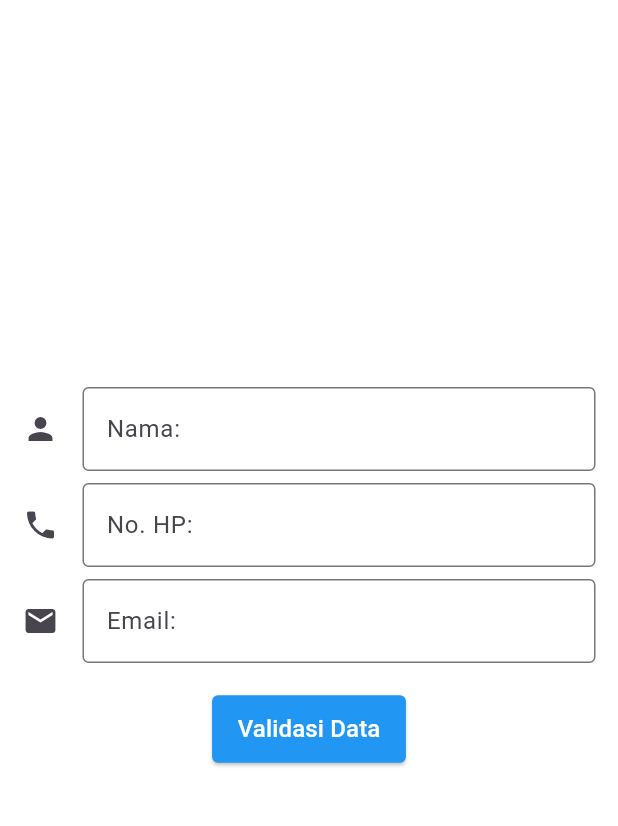
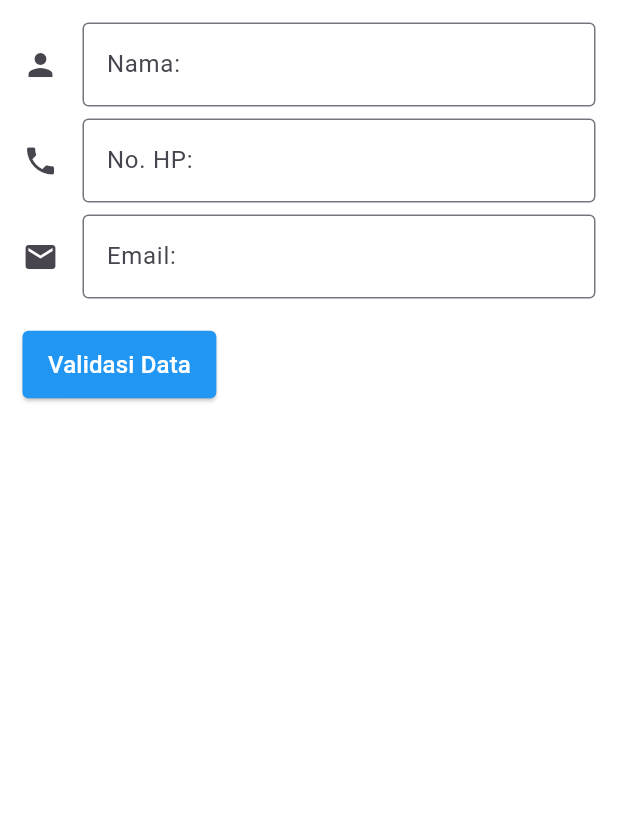
Before and after one commit to andipermana444/Demo-Login-Flutter-Aplication, a Flutter app: the screen it shows after launch, on a phone screen of 412 x 824 dp, the part 84-910 px from its top. Run offline on Flutter 3.47's test engine with Material 3 defaults, Android fonts, the phone set to English and light mode, and no system bars.

Commit message:
memposisikan kolom ke bagian atas

```diff
--- a/lib/pages/login_page.dart
+++ b/lib/pages/login_page.dart
@@ -33,7 +33,8 @@ class _LoginPageState extends State<LoginPage> {
         color: Colors.white, // background body putih
         padding: const EdgeInsets.all(15.0),
         child: Column(
-          mainAxisAlignment: MainAxisAlignment.center,
+          mainAxisAlignment: MainAxisAlignment.start, // Posisi di bagian atas
+          crossAxisAlignment: CrossAxisAlignment.start, // Rata kiri
           children: [
             // bagian input Nama
             TextField(
```
